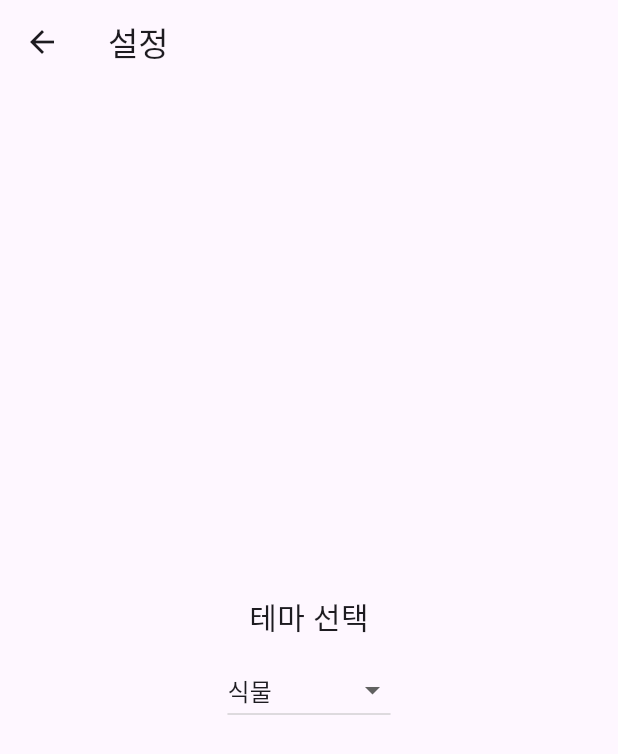
After one commit to wdt999/developerWeek, a Flutter app: the SettingScreen screen opened directly, on a phone screen of 412 x 824 dp. The commit adds this screen. Shown: the top 754 px of the screen. Run offline on Flutter 3.47's test engine with Material 3 defaults, Android fonts, the phone set to English and light mode, and no system bars; our stand-ins replace image_picker; missing offline and left inert: dart:html.

Commit message:
✨ 테마 변경 기능 구현
테마 변경 클릭 시 드롭다운으로 테마 리스트 보여주기.

```diff
--- a/dv/lib/color_palette.dart
+++ b/dv/lib/color_palette.dart
@@ -12,8 +12,6 @@ class ColorPalette {
     ],
 
     // 식기 테마에 사용할 색상 팔레트
-
-
     [
       Color(0x00d9dfc6),
       Color(0x00eff3ea),
@@ -29,7 +27,7 @@ class ColorPalette {
       Color(0x00e17564)
     ],
 
-    // 원석 테마에 사용할 색상 팔레트트
+    // 원석 테마에 사용할 색상 팔레트
     [Color(0x00050c9c), Color(0x003572ef), Color(0x003abef9), Color(0x00a7e6ff)]
   ];
 }
--- a/dv/lib/menu/menu.dart
+++ b/dv/lib/menu/menu.dart
@@ -1,3 +1,4 @@
+import 'package:dv/settings/setting_screen.dart';
 import 'package:flutter/material.dart';
 
 class FloatingMenuButton extends StatefulWidget {
@@ -79,7 +80,7 @@ class _FloatingMenuButtonState extends State<FloatingMenuButton> {
             print("설정 클릭");
           }),
           _buildMenuItem(Icons.logout, "로그아웃", () {
-            print("로그아웃 클릭");
+            SettingScreen();
           }),
         ],
       ),
--- /dev/null
+++ b/dv/lib/settings/setting_screen.dart
@@ -0,0 +1,43 @@
+import 'package:dv/color_palette.dart';
+import 'package:dv/settings/theme/theme_provider.dart';
+import 'package:flutter/material.dart';
+
+class SettingScreen extends StatelessWidget{
+  final List<String> themeNames = ["식물", "식기", "술", "원석"];
+
+  @override
+  Widget build(BuildContext context) {
+    return Scaffold(
+      appBar: AppBar(
+        title: Text('설정'),
+      ),
+      body: Center(child: Column(
+        mainAxisAlignment: MainAxisAlignment.center,
+        children: [
+          Text("테마 선택", style: TextStyle(fontSize: 20),),
+          SizedBox(height: 10,),
+          // 테마 변경 드롭다운 버튼
+          DropdownButton<int>(value: ThemeProvider.selectedThemeIndex, items: List.generate(themeNames.length, (index) {
+            return DropdownMenuItem<int>(value: index, child: Row(children: [
+              Text(themeNames[index]),
+              SizedBox(width: 10,),
+              Container(width: 20, height: 20, decoration: BoxDecoration(
+                color: ColorPalette.palette[index][0],
+                borderRadius: BorderRadius.circular(5)
+              ),),
+              SizedBox(width: 5,),
+              Container(width: 20, height: 20, decoration: BoxDecoration(
+                color: ColorPalette.palette[index][1],
+                borderRadius: BorderRadius.circular(5)
+              ),),
+            ],),);
+          },), onChanged: (value) {
+            if(value != null) {
+              ThemeProvider().changeTheme(value);
+            }
+          },)
+        ],
+      ),)
+    );
+  }
+}
--- /dev/null
+++ b/dv/lib/settings/theme/theme_provider.dart
@@ -0,0 +1,13 @@
+import 'package:flutter/material.dart';
+
+class ThemeProvider extends ChangeNotifier{
+  static int _selectedThemeIndex = 0; // 선택된 테마 인덱스
+
+  static int get selectedThemeIndex => _selectedThemeIndex;
+
+  void changeTheme(int index) {
+
+    _selectedThemeIndex = index;
+    notifyListeners();
+  }
+}
```
